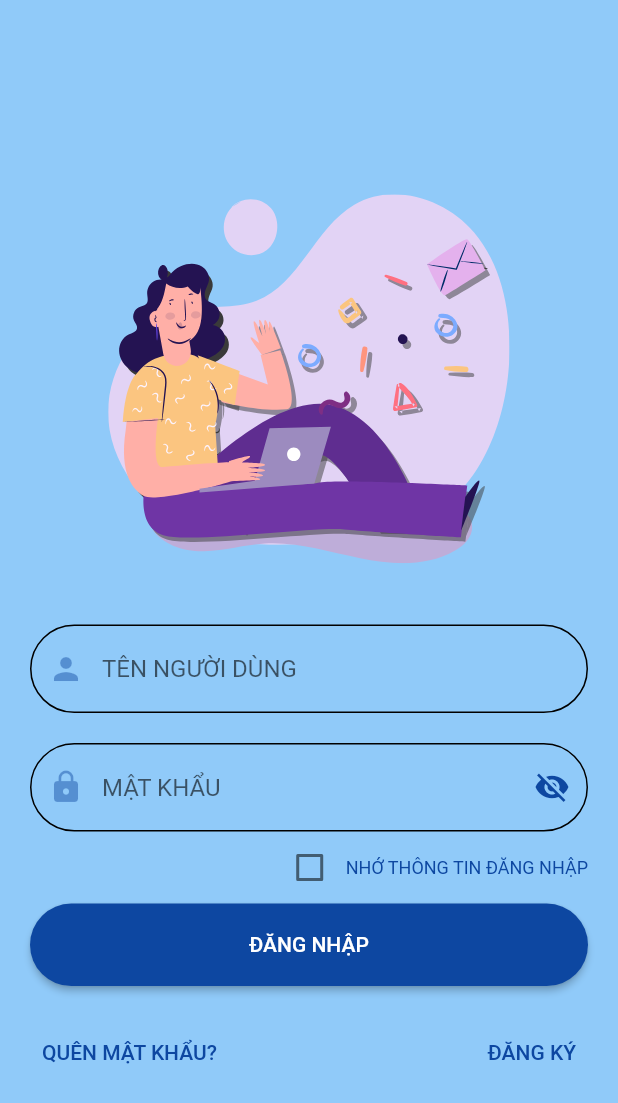
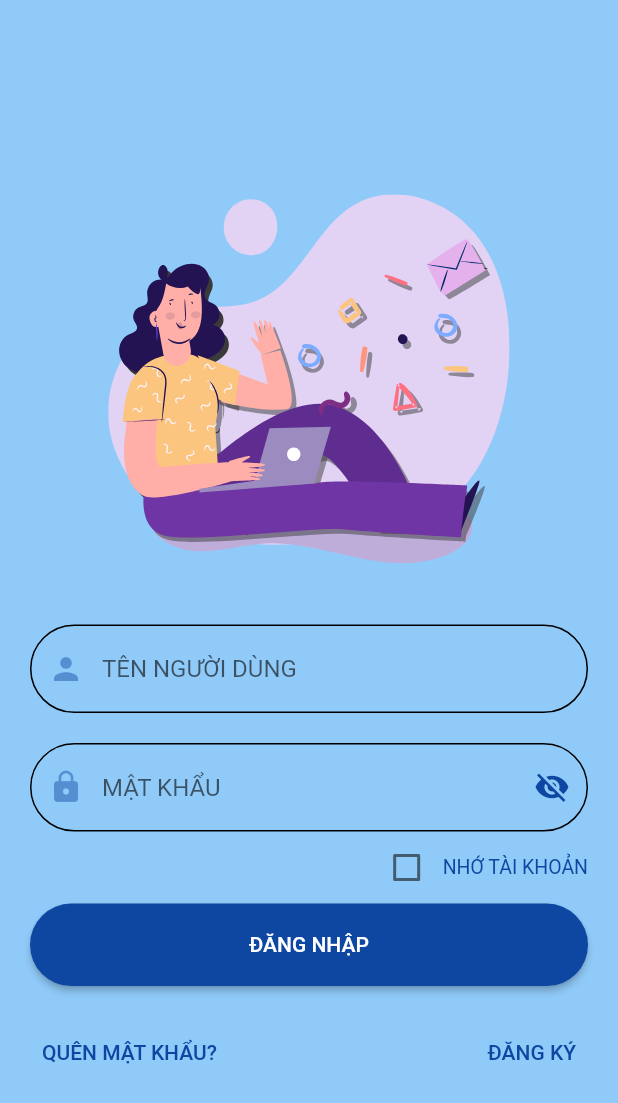
Before and after one commit to doxuannam1711/App_Mobie_Work_Manager, a Flutter app: the screen it shows after launch, on a phone screen of 412 x 824 dp. Shown: the top 1103 px of the screen. Run offline on Flutter 3.47's test engine with Material 2 defaults, Android fonts, the phone set to English and light mode, and no system bars; our stand-ins replace csv, file_picker, firebase_core, firebase_messaging, flutter_svg, googleapis_auth and 2 more; missing offline and left inert: googleapis; accounts and stored records are empty; network calls fail; project files that could hold a hidden picture were left out; key blocks and very long unbroken strings in the code were emptied for the run.

Commit message:
Quang_push

```diff
--- a/lib/login/login_screen.dart
+++ b/lib/login/login_screen.dart
@@ -64,7 +64,7 @@ class _LoginScreenState extends State<LoginScreen> {
   Future<Map<String, dynamic>> getUserList() async {
     // Change this line
     final response =
-        await http.get(Uri.parse('http://192.168.1.7/api/getAccountLogin'));
+        await http.get(Uri.parse('http://192.168.53.160/api/getAccountLogin'));
     if (response.statusCode == 200) {
       setState(() {
         userList = jsonDecode(response.body);
@@ -279,9 +279,9 @@ class _LoginScreenState extends State<LoginScreen> {
                     },
                   ),
                   Text(
-                    'NHỚ THÔNG TIN ĐĂNG NHẬP',
+                    'NHỚ TÀI KHOẢN',
                     style: TextStyle(
-                      fontSize: 12,
+                      fontSize: 13,
                       color: Colors.blue[900],
                     ),
                   ),
```
